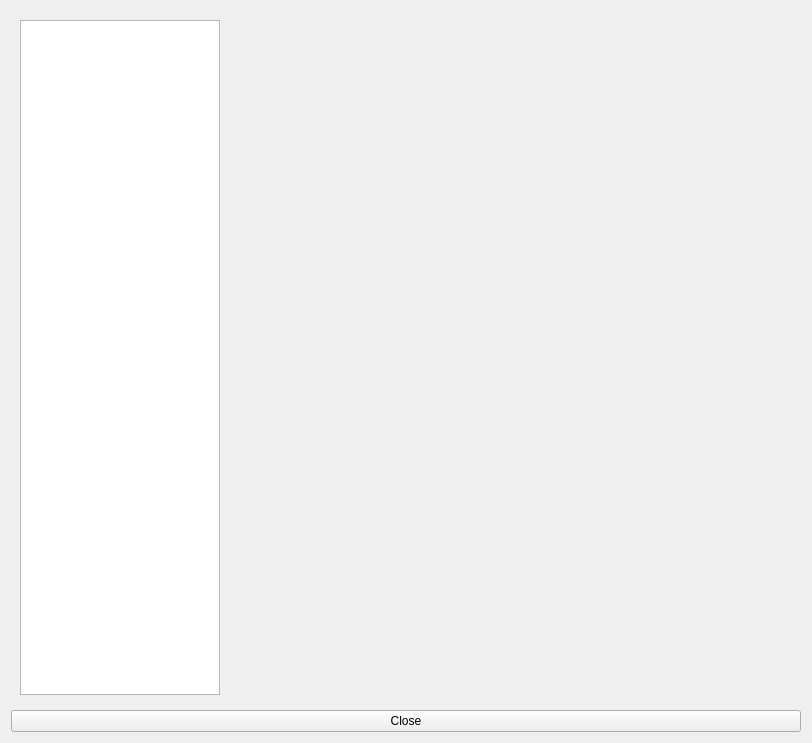
Before: the Qt Designer form app/interface/SettingsWindow.ui in tonmaiart/UkoreHubDev, drawn with Qt 5.
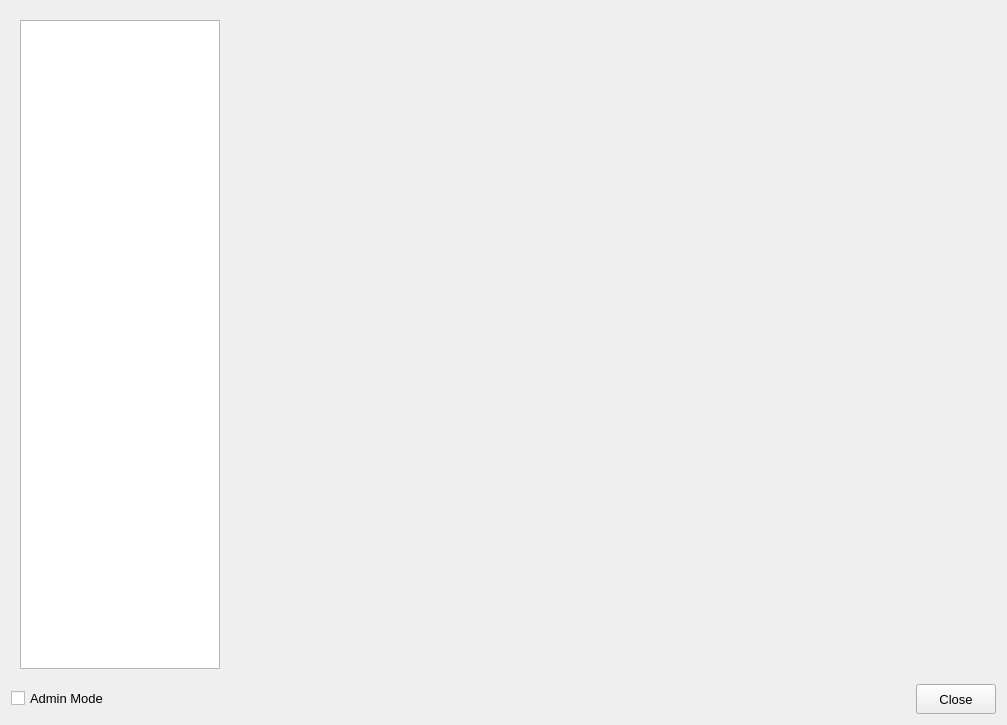
After: the same form once the commit is applied.

What changed in the file:
```diff
--- a/app/interface/SettingsWindow.ui
+++ b/app/interface/SettingsWindow.ui
@@ -6,8 +6,8 @@
    <rect>
     <x>0</x>
     <y>0</y>
-    <width>812</width>
-    <height>743</height>
+    <width>1007</width>
+    <height>725</height>
    </rect>
   </property>
   <property name="windowTitle">
@@ -28,17 +28,64 @@
           <height>16777215</height>
          </size>
         </property>
+        <property name="font">
+         <font>
+          <pointsize>10</pointsize>
+          <weight>75</weight>
+          <bold>true</bold>
+         </font>
+        </property>
        </widget>
       </item>
      </layout>
     </widget>
    </item>
    <item row="1" column="0">
-    <widget class="QPushButton" name="pushButton_close">
-     <property name="text">
-      <string>Close</string>
-     </property>
-    </widget>
+    <layout class="QHBoxLayout" name="horizontalLayout">
+     <item>
+      <widget class="QCheckBox" name="checkBox_admin_mode">
+       <property name="font">
+        <font>
+         <pointsize>10</pointsize>
+        </font>
+       </property>
+       <property name="text">
+        <string>Admin Mode</string>
+       </property>
+      </widget>
+     </item>
+     <item>
+      <spacer name="horizontalSpacer">
+       <property name="orientation">
+        <enum>Qt::Horizontal</enum>
+       </property>
+       <property name="sizeHint" stdset="0">
+        <size>
+         <width>40</width>
+         <height>20</height>
+        </size>
+       </property>
+      </spacer>
+     </item>
+     <item>
+      <widget class="QPushButton" name="pushButton_close">
+       <property name="minimumSize">
+        <size>
+         <width>0</width>
+         <height>30</height>
+        </size>
+       </property>
+       <property name="font">
+        <font>
+         <pointsize>10</pointsize>
+        </font>
+       </property>
+       <property name="text">
+        <string>Close</string>
+       </property>
+      </widget>
+     </item>
+    </layout>
    </item>
   </layout>
  </widget>
```
